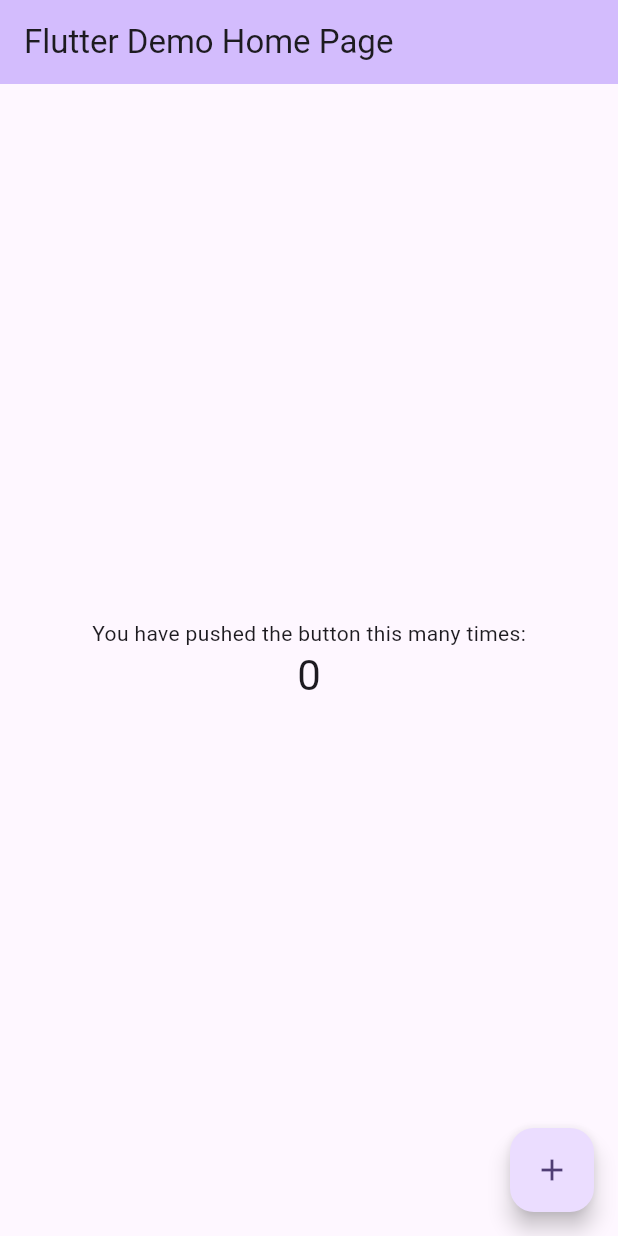
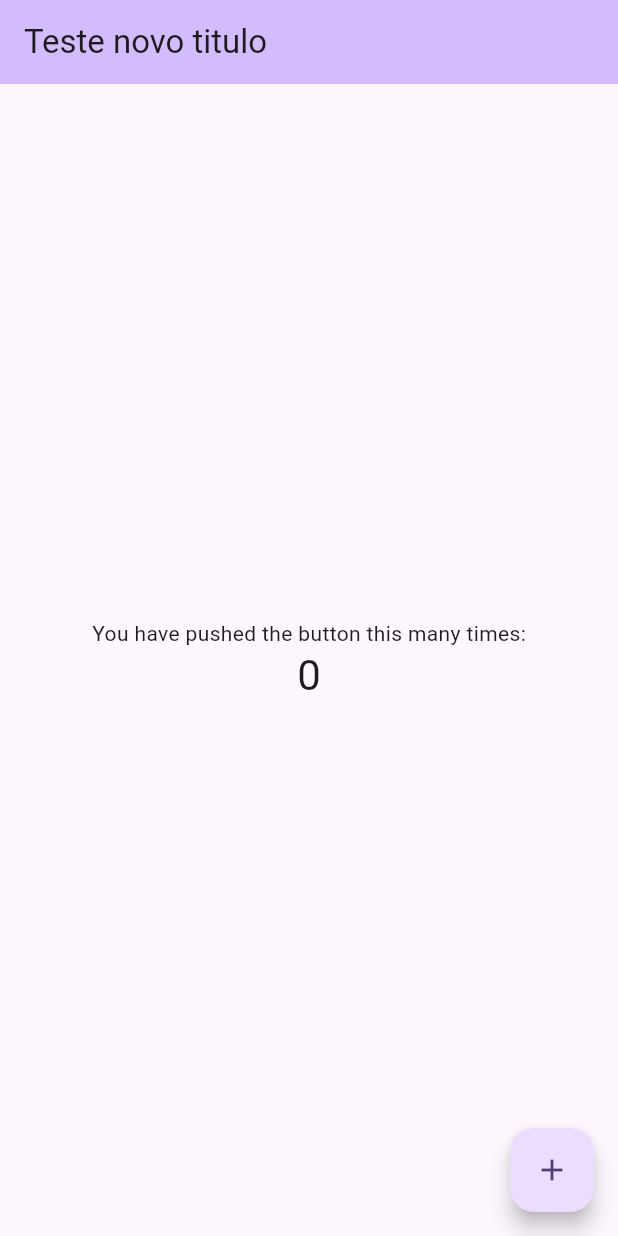
Before and after one commit to prof-fernando/trabalho-app-moveis, a Flutter app: the screen it shows after launch, on a phone screen of 412 x 824 dp. Run offline on Flutter 3.47's test engine with Material 2 defaults, Android fonts, the phone set to English and light mode, and no system bars.

Commit message:
alterando titulo

```diff
--- a/lib/main.dart
+++ b/lib/main.dart
@@ -31,7 +31,7 @@ class MyApp extends StatelessWidget {
         colorScheme: ColorScheme.fromSeed(seedColor: Colors.deepPurple),
         useMaterial3: true,
       ),
-      home: const MyHomePage(title: 'Flutter Demo Home Page'),
+      home: const MyHomePage(title: 'Teste novo titulo'),
     );
   }
 }
```
